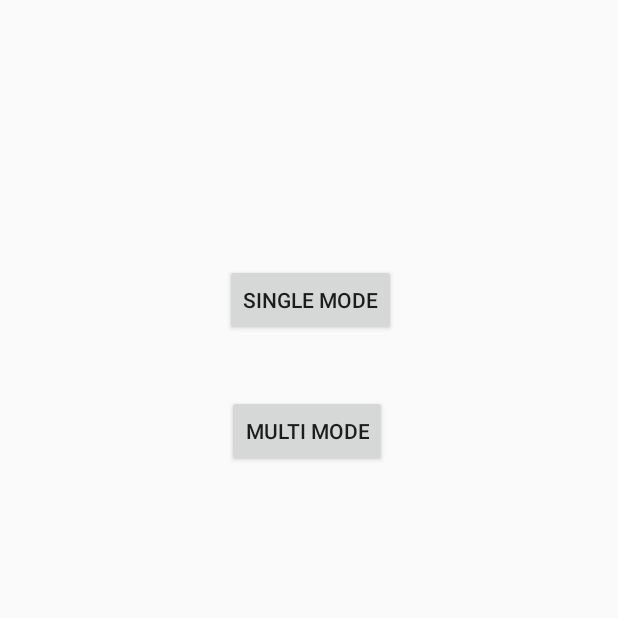
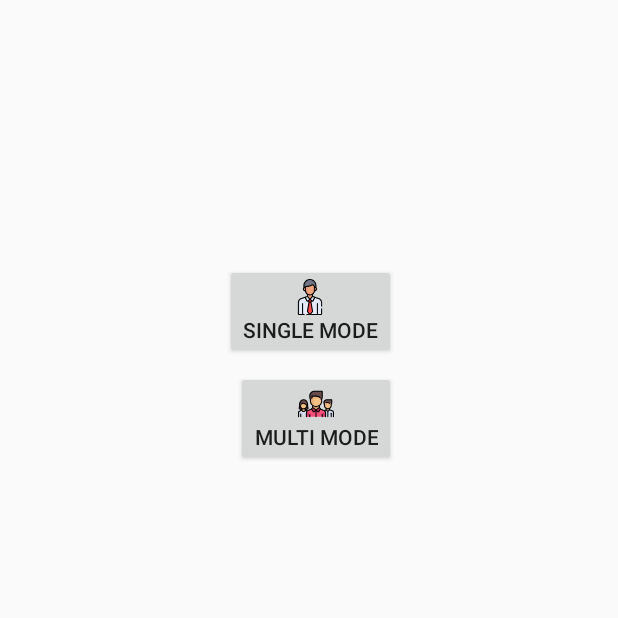
Before and after one commit to gfudim/math-is-fun, an Android app: the screen it shows after launch (FirstAppPage), on a phone screen of 412 x 824 dp, the top half of it. Run offline under Robolectric (Android 15) with nearby library versions, the phone set to English and light mode, and no system bars; libraries missing offline, so code that uses them is left out: io.paperdb.

Commit message:
Fixed search and train mode

```diff
--- a/app/src/main/java/com/example/guy/projectapp1/Exercise.java
+++ b/app/src/main/java/com/example/guy/projectapp1/Exercise.java
@@ -26,7 +26,7 @@ public class Exercise {
         String string2= String.valueOf(exercise2.mul1)+String.valueOf(exercise2.mul2)
                 +String.valueOf(exercise2.result());
         for(int i=0; i<string1.length();i++){
-            for(int j=i; j<string2.length();j++){
+            for(int j=0; j<string2.length();j++){
                 if(string1.charAt(i)==string2.charAt(j)){
                     count++;
                 }
--- a/app/src/main/java/com/example/guy/projectapp1/HomeFragment.java
+++ b/app/src/main/java/com/example/guy/projectapp1/HomeFragment.java
@@ -40,7 +40,6 @@ public class HomeFragment extends Fragment {
         startBtn.setOnClickListener(new View.OnClickListener() {
             @Override
             public void onClick(View view) {
-                user.session_type = TRAIN_MODE; // TODO - remove!
                 Intent in;
                 if(user.session_type == SEARCH_MODE){
                     Log.e(TAG,"Starting Search Activity");
--- a/app/src/main/res/layout/activity_first_app_page.xml
+++ b/app/src/main/res/layout/activity_first_app_page.xml
@@ -14,6 +14,7 @@
         android:layout_marginTop="176dp"
         android:layout_marginEnd="148dp"
         android:text="Single Mode"
+        android:drawableTop="@drawable/ic_single_mode"
         app:layout_constraintEnd_toEndOf="parent"
         app:layout_constraintHorizontal_bias="1.0"
         app:layout_constraintStart_toStartOf="parent"
@@ -28,10 +29,11 @@
         android:layout_marginEnd="148dp"
         android:layout_marginBottom="8dp"
         android:text="Multi Mode"
+        android:drawableTop="@drawable/ic_multi_mode"
         app:layout_constraintBottom_toBottomOf="parent"
         app:layout_constraintEnd_toEndOf="parent"
-        app:layout_constraintHorizontal_bias="0.958"
+        app:layout_constraintHorizontal_bias="1"
         app:layout_constraintStart_toStartOf="parent"
         app:layout_constraintTop_toBottomOf="@+id/singleBtn"
-        app:layout_constraintVertical_bias="0.058" />
+        app:layout_constraintVertical_bias="0" />
 </android.support.constraint.ConstraintLayout>
```
Also changed, not shown: app/src/main/java/com/example/guy/projectapp1/User.java (+41 -10 lines), app/src/main/res/layout/fragment_settings.xml (+6 -2 lines).
